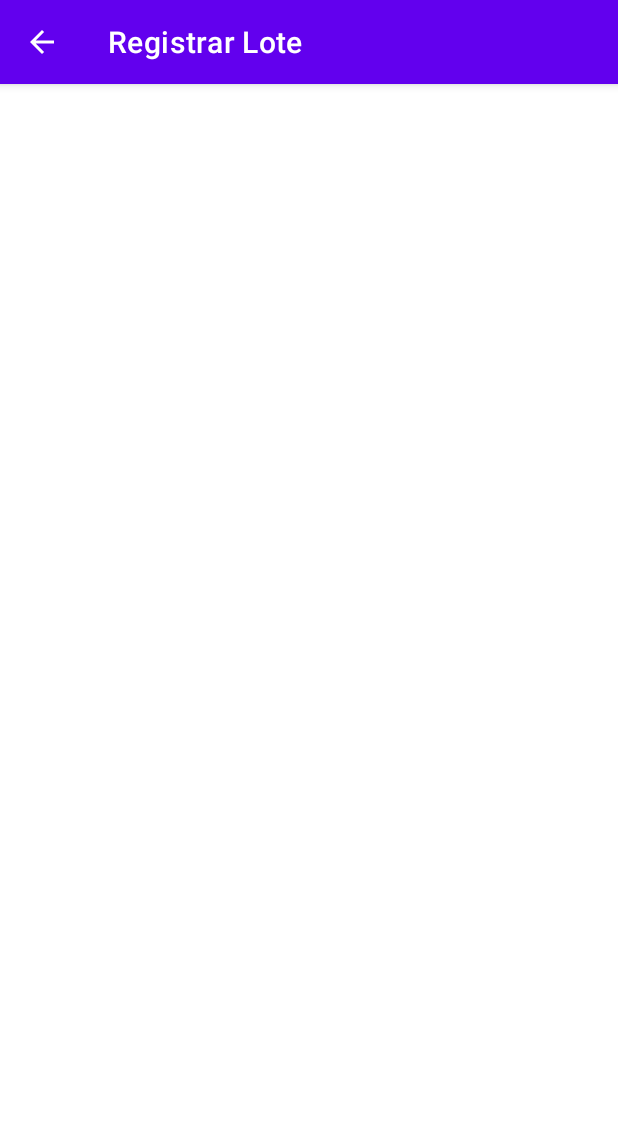
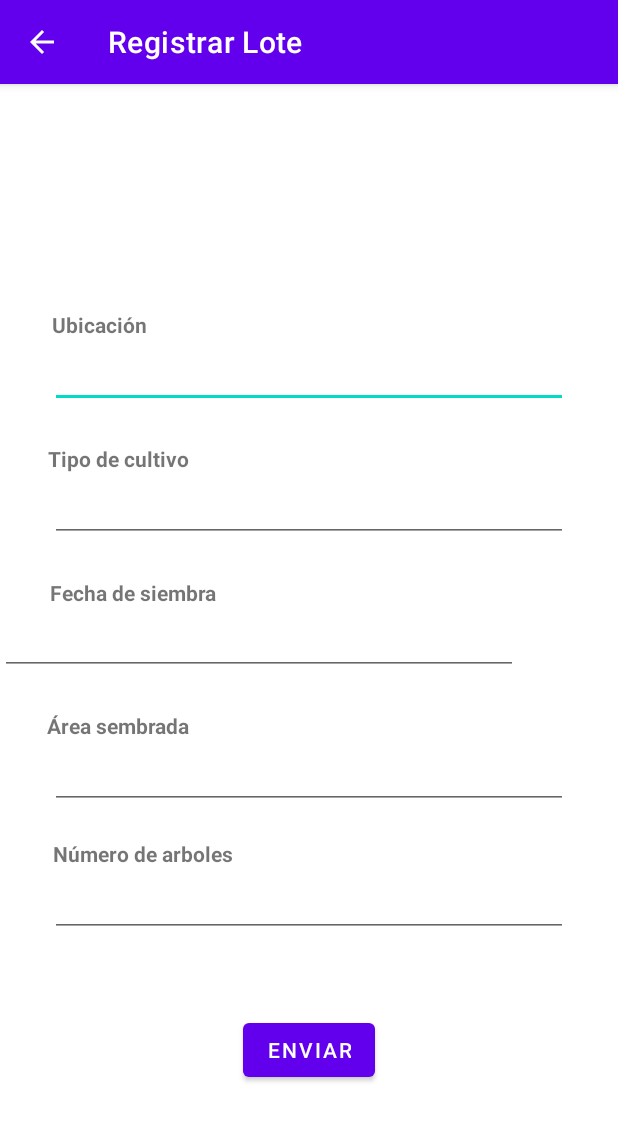
Before and after one commit to MoiRouhs/movil-developt-unad, an Android app: the RegistrarLoteActivity screen opened directly, with no data from a screen before it, on a phone screen of 412 x 824 dp. Shown: the top 1121 px of the screen. Run offline under Robolectric (Android 15) with nearby library versions, the phone set to English and light mode, and no system bars.

Commit message:
formulario añadido

```diff
--- a/app/src/main/res/layout/activity_registrar_lote.xml
+++ b/app/src/main/res/layout/activity_registrar_lote.xml
@@ -5,4 +5,136 @@
     android:id="@+id/main"
     android:layout_width="match_parent"
     android:layout_height="match_parent"
-    tools:context=".RegistrarLoteActivity"/>
+    tools:context=".RegistrarLoteActivity">
+
+    <EditText
+        android:id="@+id/ubicacion"
+        android:layout_width="345dp"
+        android:layout_height="46dp"
+        android:layout_marginStart="16dp"
+        android:layout_marginEnd="16dp"
+        android:layout_marginBottom="24dp"
+        android:ems="10"
+        android:inputType="text"
+        app:layout_constraintBottom_toTopOf="@+id/tipo_cultiuvo_label"
+        app:layout_constraintEnd_toEndOf="parent"
+        app:layout_constraintStart_toStartOf="parent" />
+
+    <EditText
+        android:id="@+id/tipo_cultivo"
+        android:layout_width="345dp"
+        android:layout_height="46dp"
+        android:layout_marginStart="16dp"
+        android:layout_marginEnd="16dp"
+        android:layout_marginBottom="24dp"
+        android:ems="10"
+        android:inputType="text"
+        app:layout_constraintBottom_toTopOf="@+id/fecha_siembra_label"
+        app:layout_constraintEnd_toEndOf="parent"
+        app:layout_constraintStart_toStartOf="parent" />
+
+    <EditText
+        android:id="@+id/area_sembrada"
+        android:layout_width="345dp"
+        android:layout_height="46dp"
+        android:layout_marginStart="16dp"
+        android:layout_marginEnd="16dp"
+        android:layout_marginBottom="20dp"
+        android:ems="10"
+        android:inputType="numberDecimal"
+        app:layout_constraintBottom_toTopOf="@+id/numero_arboles_label"
+        app:layout_constraintEnd_toEndOf="parent"
+        app:layout_constraintStart_toStartOf="parent" />
+
+    <EditText
+        android:id="@+id/numero_arboles"
+        android:layout_width="345dp"
+        android:layout_height="46dp"
+        android:layout_marginBottom="50dp"
+        android:ems="10"
+        android:inputType="number"
+        app:layout_constraintBottom_toTopOf="@+id/enviar_registro_lote"
+        app:layout_constraintEnd_toEndOf="parent"
+        app:layout_constraintStart_toStartOf="parent"
+        app:layout_constraintTop_toBottomOf="@+id/area_sembrada"
+        app:layout_constraintVertical_bias="0.974" />
+
+    <TextView
+        android:id="@+id/fecha_siembra_label"
+        android:layout_width="wrap_content"
+        android:layout_height="wrap_content"
+        android:text="Fecha de siembra"
+        android:textStyle="bold"
+        app:layout_constraintBottom_toTopOf="@+id/editTextDate"
+        app:layout_constraintEnd_toEndOf="parent"
+        app:layout_constraintHorizontal_bias="0.11"
+        app:layout_constraintStart_toStartOf="parent" />
+
+    <TextView
+        android:id="@+id/area_sembrada_label"
+        android:layout_width="wrap_content"
+        android:layout_height="wrap_content"
+        android:text="Área sembrada "
+        android:textStyle="bold"
+        app:layout_constraintBottom_toTopOf="@+id/area_sembrada"
+        app:layout_constraintEnd_toEndOf="parent"
+        app:layout_constraintHorizontal_bias="0.1"
+        app:layout_constraintStart_toStartOf="parent" />
+
+    <TextView
+        android:id="@+id/numero_arboles_label"
+        android:layout_width="wrap_content"
+        android:layout_height="wrap_content"
+        android:text="Número de arboles"
+        android:textStyle="bold"
+        app:layout_constraintBottom_toTopOf="@+id/numero_arboles"
+        app:layout_constraintEnd_toEndOf="parent"
+        app:layout_constraintHorizontal_bias="0.12"
+        app:layout_constraintStart_toStartOf="parent" />
+
+    <Button
+        android:id="@+id/enviar_registro_lote"
+        android:layout_width="wrap_content"
+        android:layout_height="wrap_content"
+        android:layout_marginStart="75dp"
+        android:layout_marginEnd="75dp"
+        android:layout_marginBottom="100dp"
+        android:text="Enviar"
+        app:layout_constraintBottom_toBottomOf="parent"
+        app:layout_constraintEnd_toEndOf="parent"
+        app:layout_constraintStart_toStartOf="parent" />
+
+    <TextView
+        android:id="@+id/ubicacion_label"
+        android:layout_width="wrap_content"
+        android:layout_height="wrap_content"
+        android:text="Ubicación"
+        android:textStyle="bold"
+        app:layout_constraintBottom_toTopOf="@+id/ubicacion"
+        app:layout_constraintEnd_toEndOf="parent"
+        app:layout_constraintHorizontal_bias="0.1"
+        app:layout_constraintStart_toStartOf="parent"
+        app:layout_constraintTop_toTopOf="parent"
+        app:layout_constraintVertical_bias="1.0" />
+
+    <TextView
+        android:id="@+id/tipo_cultiuvo_label"
+        android:layout_width="wrap_content"
+        android:layout_height="wrap_content"
+        android:text="Tipo de cultivo"
+        android:textStyle="bold"
+        app:layout_constraintBottom_toTopOf="@+id/tipo_cultivo"
+        app:layout_constraintEnd_toEndOf="parent"
+        app:layout_constraintHorizontal_bias="0.1"
+        app:layout_constraintStart_toStartOf="parent" />
+
+    <EditText
+        android:id="@+id/editTextDate"
+        android:layout_width="345dp"
+        android:layout_height="45dp"
+        android:layout_marginBottom="24dp"
+        android:ems="10"
+        android:inputType="date"
+        app:layout_constraintBottom_toTopOf="@+id/area_sembrada_label"
+        tools:layout_editor_absoluteX="31dp" />
+</androidx.constraintlayout.widget.ConstraintLayout>
```
